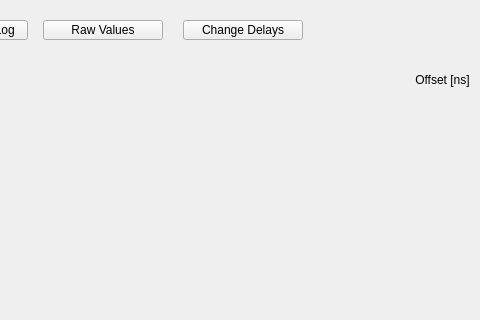
Old version of the form UPA/Library/UniversalPpsAnalyzer/PpsTab/Upa_PpsTab.ui in the repository NetTimeLogic/UniversalPpsAnalyzer; both pictures show x 247 to 727 and y 0 to 320 of the 1374 by 774 pixel window.
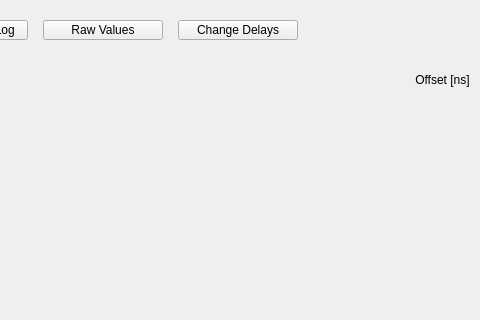
New version of the form.

Commit message: Made a small fix so always the configured values are shown when the delay screen is openend

```diff
--- a/UPA/Library/UniversalPpsAnalyzer/PpsTab/Upa_PpsTab.ui
+++ b/UPA/Library/UniversalPpsAnalyzer/PpsTab/Upa_PpsTab.ui
@@ -136,7 +136,7 @@
    </property>
    <property name="geometry">
     <rect>
-     <x>430</x>
+     <x>425</x>
      <y>20</y>
      <width>120</width>
      <height>20</height>
```
The commit also changes 4 other files.
